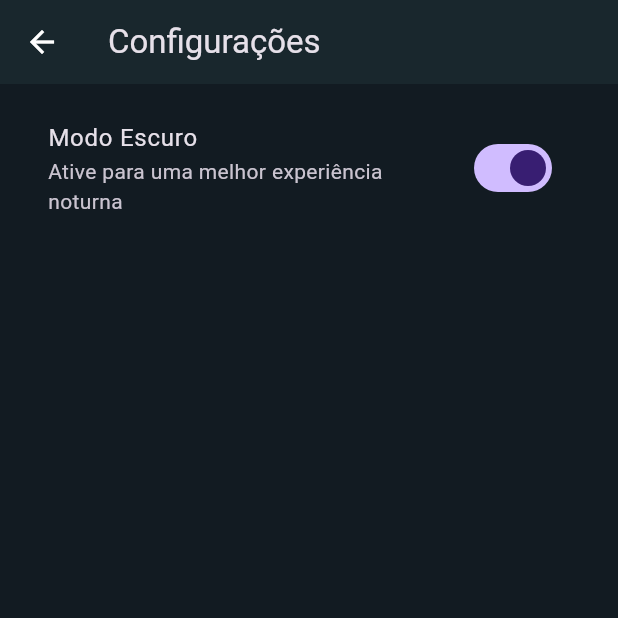
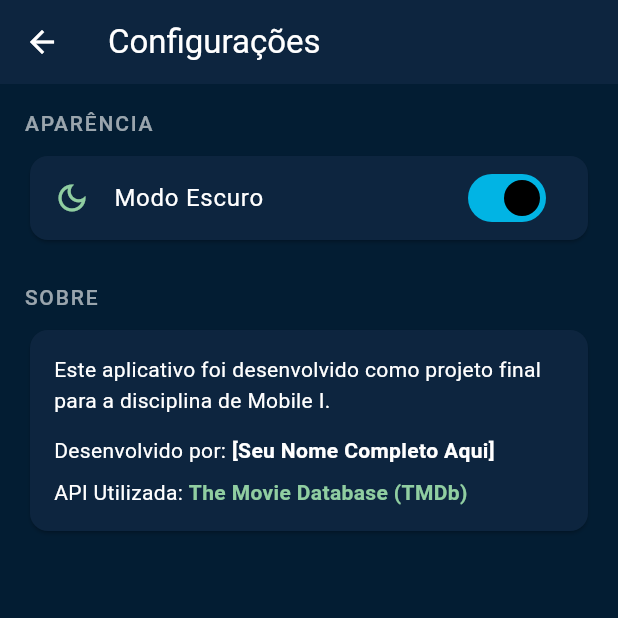
Before and after one commit to eville75/Filmes-Flutter, a Flutter app: the SettingsScreen screen opened by its route, after a tap on "Modo Escuro", on a phone screen of 412 x 824 dp, the top half of it. Run offline on Flutter 3.47's test engine with Material 3 defaults, Android fonts, the phone set to English and light mode, and no system bars; our stand-ins replace shared_preferences, youtube_player_flutter; accounts and stored records are empty; network calls fail.

Commit message:
add mais uma api e melhorando interface

```diff
--- a/lib/main.dart
+++ b/lib/main.dart
@@ -3,6 +3,15 @@ import 'package:provider/provider.dart';
 import 'Core/RouteManager.dart';
 import 'providers/favorites_provider.dart';
 import 'providers/theme_provider.dart';
+
+// Cores da nova paleta inspirada no TMDB
+class AppColors {
+  static const Color tmdbDarkBlue = Color(0xFF0d253f);
+  static const Color tmdbLightBlue = Color(0xFF01b4e4);
+  static const Color tmdbLighterGreen = Color(0xFF90cea1);
+  static const Color almostBlack = Color(0xFF031d33);
+  static const Color nearWhite = Color(0xFFF5F5F5);
+}
 
 void main() {
   runApp(
@@ -16,7 +25,6 @@ void main() {
   );
 }
 
-// A CLASSE MainApp PRECISA DESTE MÉTODO 'build' DENTRO DELA
 class MainApp extends StatelessWidget {
   const MainApp({super.key});
 
@@ -27,27 +35,43 @@ class MainApp extends StatelessWidget {
         return MaterialApp(
           title: 'Filmes Populares',
           themeMode: themeProvider.themeMode,
+
+          // NOVA PALETA - MODO CLARO
           theme: ThemeData(
             brightness: Brightness.light,
-            primarySwatch: Colors.teal,
-            scaffoldBackgroundColor: const Color(0xFFF3F4F6),
+            primaryColor: AppColors.tmdbDarkBlue,
+            scaffoldBackgroundColor: AppColors.nearWhite,
+            colorScheme: const ColorScheme.light(
+              primary: AppColors.tmdbDarkBlue,
+              secondary: AppColors.tmdbLightBlue,
+              onPrimary: Colors.white,
+            ),
             appBarTheme: const AppBarTheme(
-              backgroundColor: Colors.teal,
+              backgroundColor: AppColors.tmdbDarkBlue,
+              foregroundColor: Colors.white,
             ),
           ),
+
+          // NOVA PALETA - MODO ESCURO
           darkTheme: ThemeData(
-              brightness: Brightness.dark,
-              primarySwatch: Colors.teal,
-              scaffoldBackgroundColor: const Color.fromARGB(255, 18, 27, 34),
-              appBarTheme: const AppBarTheme(
-                backgroundColor: Color.fromARGB(255, 25, 39, 45),
-              ),
-              cardTheme:
-                  const CardTheme(color: Color.fromARGB(255, 25, 39, 45)),
-              iconButtonTheme: IconButtonThemeData(
-                  style: ButtonStyle(
-                      foregroundColor:
-                          MaterialStateProperty.all(Colors.white)))),
+            brightness: Brightness.dark,
+            primaryColor: AppColors.tmdbLightBlue,
+            scaffoldBackgroundColor: AppColors.almostBlack,
+            colorScheme: const ColorScheme.dark(
+              primary: AppColors.tmdbLightBlue,
+              secondary: AppColors.tmdbLighterGreen,
+              surface: AppColors.tmdbDarkBlue, // Cor dos cards e dialogs
+              onPrimary: Colors.black,
+            ),
+            cardTheme: const CardTheme(
+              color: AppColors.tmdbDarkBlue,
+            ),
+            appBarTheme: const AppBarTheme(
+              backgroundColor: AppColors.tmdbDarkBlue,
+              foregroundColor: Colors.white,
+            ),
+          ),
+
           debugShowCheckedModeBanner: false,
           initialRoute: AppRoutes.getRoute(AppRoute.timeline),
           routes: AppRoutes.routes,
--- a/lib/screens/settings_screen.dart
+++ b/lib/screens/settings_screen.dart
@@ -1,5 +1,3 @@
-// lib/screens/settings_screen.dart
-
 import 'package:flutter/material.dart';
 import 'package:provider/provider.dart';
 import '../providers/theme_provider.dart';
@@ -9,30 +7,89 @@ class SettingsScreen extends StatelessWidget {
 
   @override
   Widget build(BuildContext context) {
-    // Usamos Provider.of para obter a instância do nosso ThemeProvider
-    // e assim poder ler o estado atual (isDarkMode) e chamar a função (toggleTheme).
     final themeProvider = Provider.of<ThemeProvider>(context);
+    final theme = Theme.of(context);
 
     return Scaffold(
       appBar: AppBar(
         title: const Text('Configurações'),
       ),
-      body: Padding(
+      body: ListView(
         padding: const EdgeInsets.all(16.0),
-        child: ListView(
-          children: [
-            // O SwitchListTile é um widget perfeito para opções liga/desliga.
-            SwitchListTile(
+        children: [
+          _buildSectionTitle('Aparência', theme),
+          Card(
+            clipBehavior: Clip.antiAlias,
+            child: SwitchListTile(
               title: const Text('Modo Escuro'),
-              subtitle: const Text('Ative para uma melhor experiência noturna'),
               value: themeProvider.isDarkMode,
               onChanged: (value) {
-                // Quando o usuário clica no interruptor,
-                // chamamos a função para alterar o tema.
                 themeProvider.toggleTheme(value);
               },
+              secondary: Icon(
+                Icons.dark_mode_outlined,
+                color: theme.colorScheme.secondary,
+              ),
             ),
-          ],
+          ),
+          const SizedBox(height: 24),
+          _buildSectionTitle('Sobre', theme),
+          Card(
+            child: Padding(
+              padding: const EdgeInsets.all(16.0),
+              child: Column(
+                crossAxisAlignment: CrossAxisAlignment.start,
+                children: [
+                  const Text(
+                    'Este aplicativo foi desenvolvido como projeto final para a disciplina de Mobile I.',
+                    style: TextStyle(height: 1.5),
+                  ),
+                  const SizedBox(height: 12),
+                  RichText(
+                    text: TextSpan(
+                      style: theme.textTheme.bodyMedium,
+                      children: [
+                        const TextSpan(text: 'Desenvolvido por: '),
+                        TextSpan(
+                          text: '[Seu Nome Completo Aqui]', // <-- TROQUE PELO SEU NOME
+                          style: const TextStyle(fontWeight: FontWeight.bold),
+                        ),
+                      ],
+                    ),
+                  ),
+                  const SizedBox(height: 8),
+                  RichText(
+                    text: TextSpan(
+                      style: theme.textTheme.bodyMedium,
+                      children: [
+                        const TextSpan(text: 'API Utilizada: '),
+                        TextSpan(
+                          text: 'The Movie Database (TMDb)',
+                          style: TextStyle(
+                            fontWeight: FontWeight.bold,
+                            color: theme.colorScheme.secondary,
+                          ),
+                        ),
+                      ],
+                    ),
+                  ),
+                ],
+              ),
+            ),
+          ),
+        ],
+      ),
+    );
+  }
+
+  Widget _buildSectionTitle(String title, ThemeData theme) {
+    return Padding(
+      padding: const EdgeInsets.only(bottom: 8.0),
+      child: Text(
+        title.toUpperCase(),
+        style: theme.textTheme.labelLarge?.copyWith(
+          color: theme.hintColor,
+          letterSpacing: 1.2,
         ),
       ),
     );
--- a/lib/services/api_service.dart
+++ b/lib/services/api_service.dart
@@ -1,3 +1,5 @@
+// lib/services/api_service.dart
+
 import 'dart:convert';
 import 'package:http/http.dart' as http;
 import '../models/movie.dart';
@@ -7,17 +9,13 @@ class ApiService {
   static const String _baseUrl = 'https://api.themoviedb.org/3';
   static const String _language = 'pt-BR';
 
-  // Função 1: Populares
-  static Future<List<Movie>> fetchPopularMovies({int page = 1}) async {
+  // ... (outras funções fetch sem alteração) ...
+
+  static Future<Movie> fetchMovieDetails(int movieId) async {
+    // ATUALIZADO: Adicionamos 'append_to_response=videos' para buscar os trailers
     final response = await http.get(Uri.parse(
-        '$_baseUrl/movie/popular?api_key=$_apiKey&language=$_language&page=$page'));
-    return _parseMovies(response);
-  }
+        '$_baseUrl/movie/$movieId?api_key=$_apiKey&language=$_language&append_to_response=videos'));
 
-  // Função 2: Detalhes de um Filme
-  static Future<Movie> fetchMovieDetails(int movieId) async {
-    final response = await http.get(Uri.parse(
-        '$_baseUrl/movie/$movieId?api_key=$_apiKey&language=$_language'));
     if (response.statusCode == 200) {
       return Movie.fromJson(json.decode(response.body));
     } else {
@@ -25,7 +23,13 @@ class ApiService {
     }
   }
 
-  // Função 3: Busca
+  // ... (O resto do arquivo ApiService continua igual)
+    static Future<List<Movie>> fetchPopularMovies({int page = 1}) async {
+    final response = await http.get(Uri.parse(
+        '$_baseUrl/movie/popular?api_key=$_apiKey&language=$_language&page=$page'));
+    return _parseMovies(response);
+  }
+
   static Future<List<Movie>> searchMovies(String query) async {
     final encodedQuery = Uri.encodeComponent(query);
     final response = await http.get(Uri.parse(
@@ -33,21 +37,18 @@ class ApiService {
     return _parseMovies(response);
   }
 
-  // Função 4: Melhores Avaliações
   static Future<List<Movie>> fetchTopRatedMovies({int page = 1}) async {
     final response = await http.get(Uri.parse(
         '$_baseUrl/movie/top_rated?api_key=$_apiKey&language=$_language&page=$page'));
     return _parseMovies(response);
   }
 
-  // Função 5: Em Cartaz (Lançamentos)
   static Future<List<Movie>> fetchNowPlayingMovies({int page = 1}) async {
     final response = await http.get(Uri.parse(
         '$_baseUrl/movie/now_playing?api_key=$_apiKey&language=$_language&page=$page'));
     return _parseMovies(response);
   }
 
-  // Função auxiliar para converter a resposta da API em uma lista de filmes
   static List<Movie> _parseMovies(http.Response response) {
     if (response.statusCode == 200) {
       final data = json.decode(response.body);
--- a/pubspec.yaml
+++ b/pubspec.yaml
@@ -36,6 +36,7 @@ dependencies:
   cupertino_icons: ^1.0.2
   provider: ^6.1.2  # <-- O provider fica aqui, junto com os outros
   shared_preferences: ^2.2.3
+  youtube_player_flutter: ^8.1.2
 
 # ... o resto do arquivo ...
 dev_dependencies:
```
Also changed, not shown: lib/models/movie.dart (+30 -4 lines), lib/screens/favorites_screen.dart (+25 -17 lines), lib/screens/post_detail.dart (+104 -136 lines), lib/screens/search_screen.dart (+15 -42 lines), lib/widgets/movie_card.dart (+50 -30 lines), pubspec.lock.
